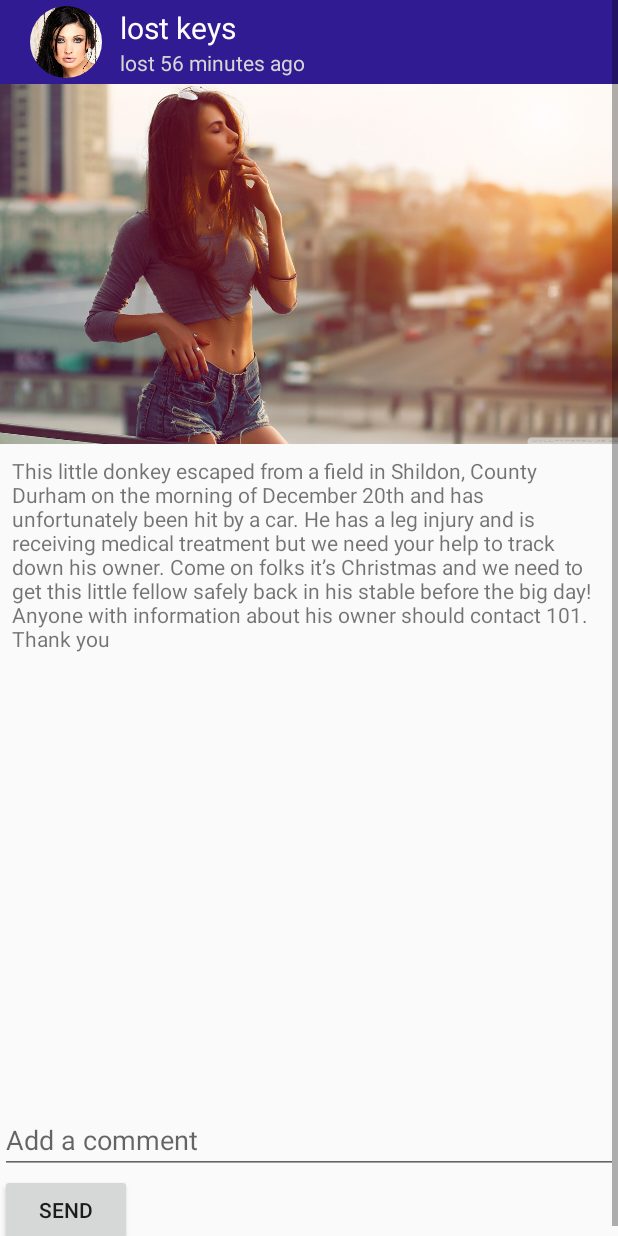
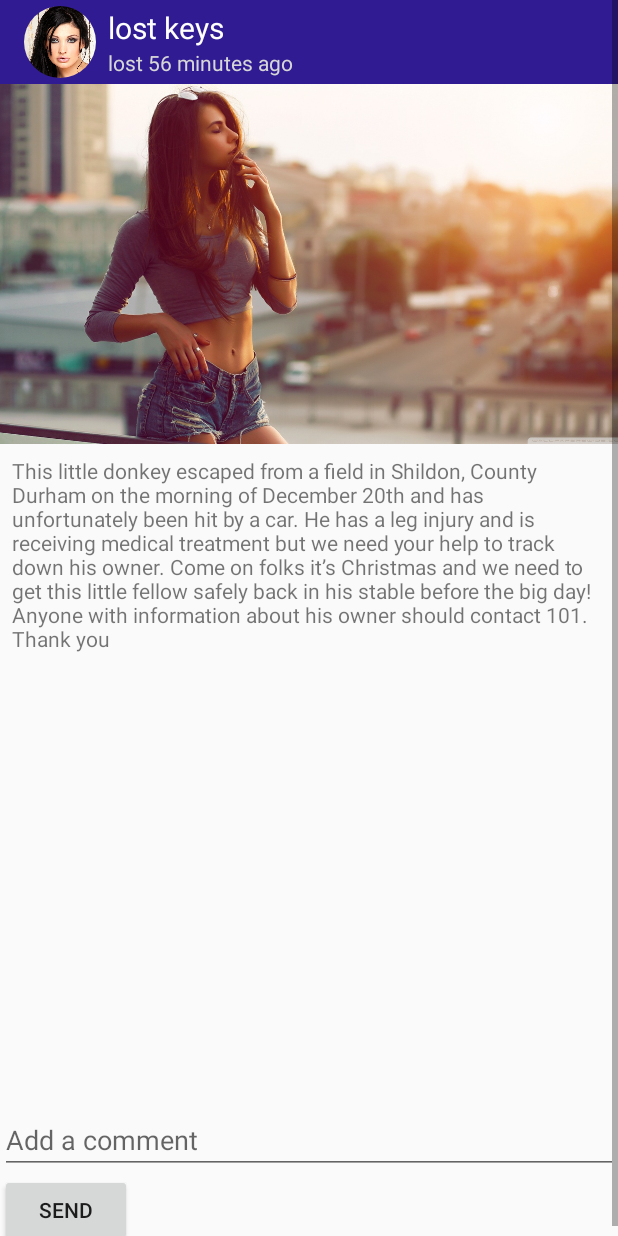
Before and after one commit to andris95/LostAndFound, an Android app: the layout activity_thing_details.xml on its own in the app's theme, with its tools: preview values and no code run, on a phone screen of 412 x 824 dp. Run offline under Robolectric (Android 15) with nearby library versions, the phone set to English and light mode, and no system bars; network calls fail.

Commit message:
thing details imrpovements

```diff
--- a/app/src/main/java/com/sanislo/lostandfound/view/thingDetails/ThingDetailsActivity.java
+++ b/app/src/main/java/com/sanislo/lostandfound/view/thingDetails/ThingDetailsActivity.java
@@ -153,7 +153,7 @@ public class ThingDetailsActivity extends BaseActivity implements ThingDetailsVi
         super.onCreate(savedInstanceState);
         getWindow().requestFeature(Window.FEATURE_CONTENT_TRANSITIONS);
         setExitSharedElementCallback(mCallback);
-        setEnterTransition();
+        //setEnterTransition();
         setContentView(R.layout.activity_thing_details);
         postponeEnterTransition();
         ButterKnife.bind(this);
--- a/app/src/main/res/layout/activity_thing_details.xml
+++ b/app/src/main/res/layout/activity_thing_details.xml
@@ -23,10 +23,10 @@
 
                 <de.hdodenhof.circleimageview.CircleImageView
                     android:id="@+id/iv_thing_author_avatar"
-                    android:layout_width="?android:actionBarSize"
-                    android:layout_height="?android:actionBarSize"
-                    android:padding="4dp"
+                    android:layout_width="48dp"
+                    android:layout_height="48dp"
                     android:layout_marginEnd="8dp"
+                    android:layout_centerVertical="true"
                     tools:src="@drawable/aletta"/>
 
                 <LinearLayout
```
